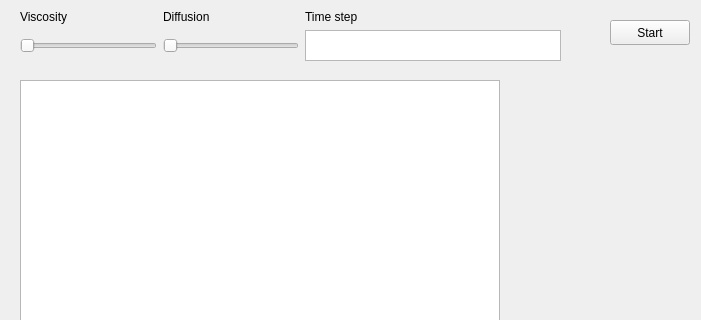
Qt form GUI/FluidGUI/mainwindow.ui (greenhoody/Fluid-Simulation) before a commit; both pictures show x 0 to 701 and y 0 to 320 of the 1111 by 720 pixel window.
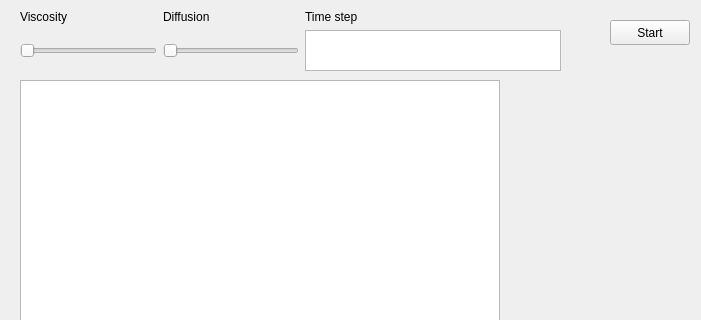
The same form after that commit. Custom widgets are drawn as their Qt base class.

```diff
--- a/GUI/FluidGUI/mainwindow.ui
+++ b/GUI/FluidGUI/mainwindow.ui
@@ -43,7 +43,7 @@
       <x>20</x>
       <y>10</y>
       <width>541</width>
-      <height>51</height>
+      <height>61</height>
      </rect>
     </property>
     <layout class="QGridLayout" name="gridLayout">
```
